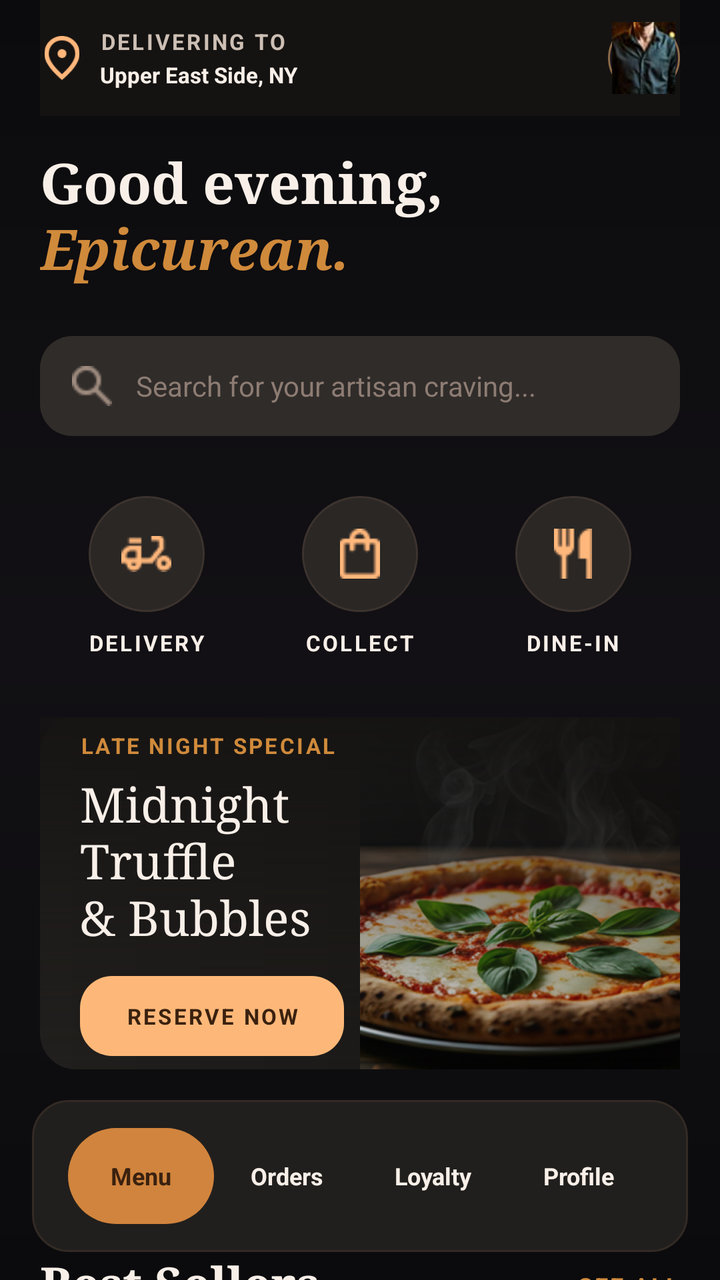
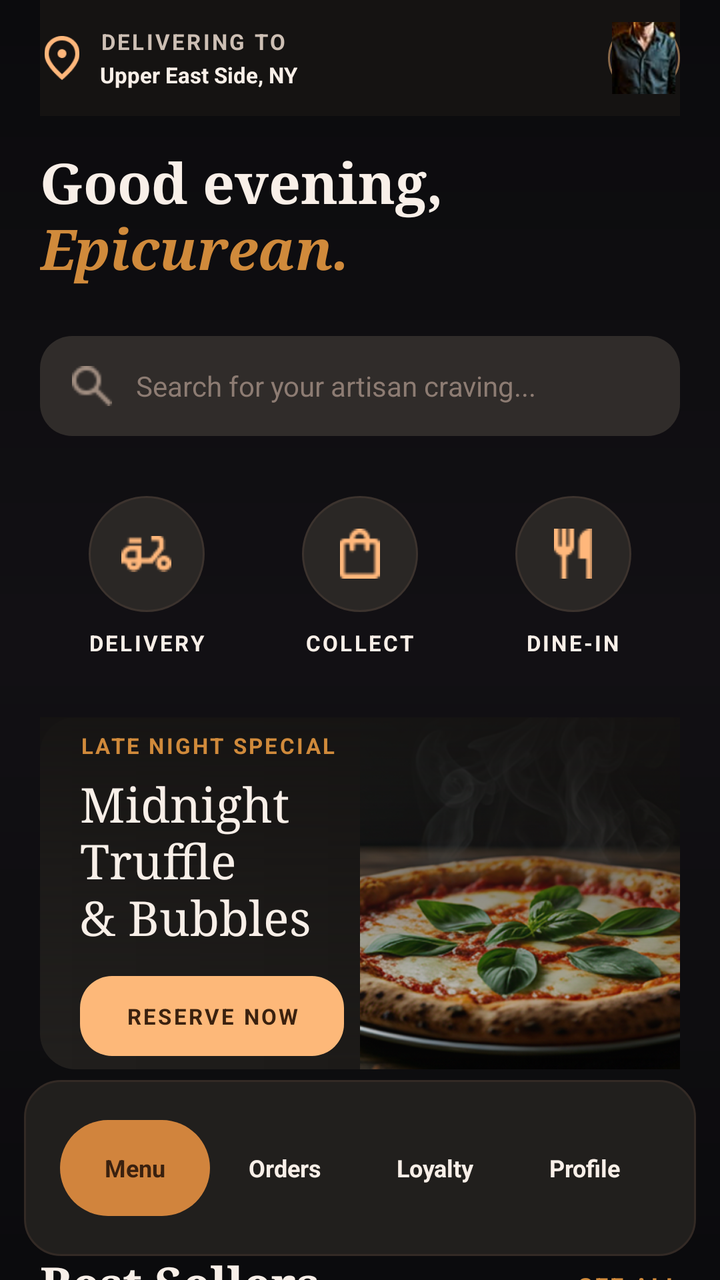

Screens rendered from an Android XML layout before and after an edit, with the pre-edit source and the edit as a unified diff.
<!-- AndroidManifest.xml: application theme Theme.PizzaTime -->
<!-- res/layout/fragment_customer_home.xml -->
<?xml version="1.0" encoding="utf-8"?>
<FrameLayout xmlns:android="http://schemas.android.com/apk/res/android"
    xmlns:tools="http://schemas.android.com/tools"
    android:id="@+id/customerHomeRoot"
    android:layout_width="match_parent"
    android:layout_height="match_parent"
    android:background="@drawable/bg_app_dark">

    <ScrollView
        android:id="@+id/homeScroll"
        android:layout_width="match_parent"
        android:layout_height="match_parent"
        android:clipToPadding="false"
        android:overScrollMode="never"
        android:paddingBottom="96dp"
        android:scrollbars="none">

        <LinearLayout
            android:id="@+id/homeContent"
            android:layout_width="match_parent"
            android:layout_height="wrap_content"
            android:orientation="vertical"
            android:paddingStart="20dp"
            android:paddingEnd="20dp"
            android:paddingBottom="16dp">

            <LinearLayout
                android:id="@+id/homeTopBar"
                android:layout_width="match_parent"
                android:layout_height="58dp"
                android:background="@drawable/bg_home_header"
                android:gravity="center_vertical"
                android:orientation="horizontal">

                <ImageView
                    android:id="@+id/imgHomeLocation"
                    android:layout_width="22dp"
                    android:layout_height="22dp"
                    android:contentDescription="@string/welcome_location_label"
                    android:src="@drawable/ic_location" />

                <LinearLayout
                    android:layout_width="0dp"
                    android:layout_height="wrap_content"
                    android:layout_marginStart="8dp"
                    android:layout_weight="1"
                    android:orientation="vertical">

                    <TextView
                        android:id="@+id/tvDeliveringTo"
                        android:layout_width="wrap_content"
                        android:layout_height="wrap_content"
                        android:letterSpacing="0.10"
                        android:text="@string/home_delivering_to"
                        android:textColor="@color/pt_text_secondary"
                        android:textSize="11sp"
                        android:textStyle="bold" />

                    <TextView
                        android:id="@+id/tvHomeLocation"
                        android:layout_width="wrap_content"
                        android:layout_height="wrap_content"
                        android:layout_marginTop="2dp"
                        android:text="@string/home_location"
                        android:textColor="@color/pt_text_primary"
                        android:textSize="11sp"
                        android:textStyle="bold" />

                </LinearLayout>

                <ImageView
                    android:id="@+id/btnHomeAvatar"
                    android:layout_width="36dp"
                    android:layout_height="36dp"
                    android:background="@drawable/bg_avatar_circle"
                    android:contentDescription="@string/home_avatar_content_description"
                    android:padding="2dp"
                    android:scaleType="centerCrop"
                    android:src="@drawable/bg_avatar" />

            </LinearLayout>

            <TextView
                android:id="@+id/tvGreetingOne"
                android:layout_width="match_parent"
                android:layout_height="wrap_content"
                android:layout_marginTop="18dp"
                android:fontFamily="serif"
                android:includeFontPadding="false"
                android:text="@string/home_greeting_line_1"
                android:textColor="@color/pt_text_primary"
                android:textSize="28sp"
                android:textStyle="bold" />

            <TextView
                android:id="@+id/tvGreetingTwo"
                android:layout_width="match_parent"
                android:layout_height="wrap_content"
                android:fontFamily="serif"
                android:includeFontPadding="false"
                android:text="@string/home_greeting_line_2"
                android:textColor="@color/pt_gold"
                android:textSize="28sp"
                android:textStyle="italic|bold" />

            <LinearLayout
                android:id="@+id/searchBar"
                android:layout_width="match_parent"
                android:layout_height="50dp"
                android:layout_marginTop="26dp"
                android:background="@drawable/bg_input_round_dark"
                android:gravity="center_vertical"
                android:orientation="horizontal"
                android:paddingStart="16dp"
                android:paddingEnd="16dp">

                <ImageView
                    android:layout_width="20dp"
                    android:layout_height="20dp"
                    android:contentDescription="@string/home_search_hint"
                    android:src="@drawable/ic_search" />

                <EditText
                    android:id="@+id/tvSearchHint"
                    android:layout_width="0dp"
                    android:layout_height="wrap_content"
                    android:layout_marginStart="12dp"
                    android:layout_weight="1"
                    android:background="@android:color/transparent"
                    android:hint="@string/home_search_hint"
                    android:imeOptions="actionSearch"
                    android:inputType="text"
                    android:singleLine="true"
                    android:textColor="@color/pt_text_primary"
                    android:textColorHint="@color/pt_text_muted"
                    android:textSize="14sp"
                    tools:ignore="Autofill" />

            </LinearLayout>

            <LinearLayout
                android:id="@+id/serviceRow"
                android:layout_width="match_parent"
                android:layout_height="wrap_content"
                android:layout_marginTop="30dp"
                android:baselineAligned="false" android:gravity="center"
                android:orientation="horizontal">

                <LinearLayout
                    android:layout_width="0dp"
                    android:layout_height="wrap_content"
                    android:layout_weight="1"
                    android:gravity="center"
                    android:orientation="vertical">

                    <FrameLayout
                        android:layout_width="58dp"
                        android:layout_height="58dp"
                        android:background="@drawable/bg_circle_dark_icon">

                        <ImageView
                            android:layout_width="25dp"
                            android:layout_height="25dp"
                            android:layout_gravity="center"
                            android:contentDescription="@string/home_service_delivery"
                            android:src="@drawable/ic_delivery" />

                    </FrameLayout>

                    <TextView
                        android:layout_width="wrap_content"
                        android:layout_height="wrap_content"
                        android:layout_marginTop="8dp"
                        android:letterSpacing="0.10"
                        android:text="@string/home_service_delivery"
                        android:textColor="@color/pt_text_primary"
                        android:textSize="11sp"
                        android:textStyle="bold" />

                </LinearLayout>

                <LinearLayout
                    android:layout_width="0dp"
                    android:layout_height="wrap_content"
                    android:layout_weight="1"
                    android:gravity="center"
                    android:orientation="vertical">

                    <FrameLayout
                        android:layout_width="58dp"
                        android:layout_height="58dp"
                        android:background="@drawable/bg_circle_dark_icon">

                        <ImageView
                            android:layout_width="25dp"
                            android:layout_height="25dp"
                            android:layout_gravity="center"
                            android:contentDescription="@string/home_service_collect"
                            android:src="@drawable/ic_collect" />

                    </FrameLayout>

                    <TextView
                        android:layout_width="wrap_content"
                        android:layout_height="wrap_content"
                        android:layout_marginTop="8dp"
                        android:letterSpacing="0.10"
                        android:text="@string/home_service_collect"
                        android:textColor="@color/pt_text_primary"
                        android:textSize="11sp"
                        android:textStyle="bold" />

                </LinearLayout>

                <LinearLayout
                    android:layout_width="0dp"
                    android:layout_height="wrap_content"
                    android:layout_weight="1"
                    android:gravity="center"
                    android:orientation="vertical">

                    <FrameLayout
                        android:layout_width="58dp"
                        android:layout_height="58dp"
                        android:background="@drawable/bg_circle_dark_icon">

                        <ImageView
                            android:layout_width="25dp"
                            android:layout_height="25dp"
                            android:layout_gravity="center"
                            android:contentDescription="@string/home_service_dine_in"
                            android:src="@drawable/ic_dine_in" />

                    </FrameLayout>

                    <TextView
                        android:layout_width="wrap_content"
                        android:layout_height="wrap_content"
                        android:layout_marginTop="8dp"
                        android:letterSpacing="0.10"
                        android:text="@string/home_service_dine_in"
                        android:textColor="@color/pt_text_primary"
                        android:textSize="11sp"
                        android:textStyle="bold" />

                </LinearLayout>

            </LinearLayout>

            <FrameLayout
                android:id="@+id/promoCard"
                android:layout_width="match_parent"
                android:layout_height="176dp"
                android:layout_marginTop="30dp"
                android:background="@drawable/bg_home_promo_card">

                <ImageView
                    android:id="@+id/imgPromoPizza"
                    android:layout_width="160dp"
                    android:layout_height="match_parent"
                    android:layout_gravity="end|center_vertical"
                    android:alpha="0.88"
                    android:contentDescription="@string/home_promo_title"
                    android:scaleType="centerCrop"
                    android:src="@drawable/img_welcome_hero" />

                <View
                    android:layout_width="match_parent"
                    android:layout_height="match_parent"
                    android:background="@drawable/bg_image_scrim_bottom" />

                <LinearLayout
                    android:layout_width="178dp"
                    android:layout_height="match_parent"
                    android:gravity="center_vertical"
                    android:orientation="vertical"
                    android:paddingStart="20dp"
                    android:paddingEnd="10dp">

                    <TextView
                        android:layout_width="wrap_content"
                        android:layout_height="wrap_content"
                        android:letterSpacing="0.10"
                        android:text="@string/home_promo_label"
                        android:textColor="@color/pt_gold"
                        android:textSize="11sp"
                        android:textStyle="bold" />

                    <TextView
                        android:id="@+id/tvPromoTitle"
                        android:layout_width="match_parent"
                        android:layout_height="wrap_content"
                        android:layout_marginTop="9dp"
                        android:fontFamily="serif"
                        android:includeFontPadding="false"
                        android:text="@string/home_promo_title"
                        android:textColor="@color/pt_text_primary"
                        android:textSize="24sp" />

                    <TextView
                        android:id="@+id/btnPromoAction"
                        android:layout_width="132dp"
                        android:layout_height="40dp"
                        android:layout_marginTop="14dp"
                        android:background="@drawable/bg_button_primary_light"
                        android:gravity="center"
                        android:letterSpacing="0.10"
                        android:text="@string/home_promo_button"
                        android:textColor="@color/pt_text_dark"
                        android:textSize="11sp"
                        android:textStyle="bold" />

                </LinearLayout>

            </FrameLayout>

            <HorizontalScrollView
                android:id="@+id/categoryScroll"
                android:layout_width="match_parent"
                android:layout_height="wrap_content"
                android:layout_marginTop="28dp"
                android:overScrollMode="never"
                android:scrollbars="none">

                <LinearLayout
                    android:id="@+id/categoryRow"
                    android:layout_width="wrap_content"
                    android:layout_height="wrap_content"
                    android:orientation="horizontal">

                    <TextView
                        android:id="@+id/chipAll"
                        android:layout_width="82dp"
                        android:layout_height="36dp"
                        android:background="@drawable/bg_chip_selected_gold"
                        android:gravity="center"
                        android:letterSpacing="0.10"
                        android:text="@string/home_category_all"
                        android:textColor="@color/pt_text_dark"
                        android:textSize="11sp"
                        android:textStyle="bold" />

                    <TextView
                        android:id="@+id/chipPizza"
                        android:layout_width="82dp"
                        android:layout_height="36dp"
                        android:layout_marginStart="12dp"
                        android:background="@drawable/bg_chip_unselected_dark"
                        android:gravity="center"
                        android:letterSpacing="0.10"
                        android:text="@string/home_category_pizza"
                        android:textColor="@color/pt_text_primary"
                        android:textSize="11sp"
                        android:textStyle="bold" />

                    <TextView
                        android:id="@+id/chipCombo"
                        android:layout_width="96dp"
                        android:layout_height="36dp"
                        android:layout_marginStart="12dp"
                        android:background="@drawable/bg_chip_unselected_dark"
                        android:gravity="center"
                        android:letterSpacing="0.10"
                        android:text="@string/home_category_combo"
                        android:textColor="@color/pt_text_primary"
                        android:textSize="11sp"
                        android:textStyle="bold" />

                    <TextView
                        android:id="@+id/chipDrinks"
                        android:layout_width="96dp"
                        android:layout_height="36dp"
                        android:layout_marginStart="12dp"
                        android:background="@drawable/bg_chip_unselected_dark"
                        android:gravity="center"
                        android:letterSpacing="0.10"
                        android:text="@string/home_category_drinks"
                        android:textColor="@color/pt_text_primary"
                        android:textSize="11sp"
                        android:textStyle="bold" />

                    <TextView
                        android:id="@+id/chipDessert"
                        android:layout_width="96dp"
                        android:layout_height="36dp"
                        android:layout_marginStart="12dp"
                        android:background="@drawable/bg_chip_unselected_dark"
                        android:gravity="center"
                        android:letterSpacing="0.10"
                        android:text="@string/home_category_dessert"
                        android:textColor="@color/pt_text_primary"
                        android:textSize="11sp"
                        android:textStyle="bold" />

                </LinearLayout>

            </HorizontalScrollView>

            <LinearLayout
                android:layout_width="match_parent"
                android:layout_height="wrap_content"
                android:layout_marginTop="30dp"
                android:gravity="center_vertical"
                android:orientation="horizontal">

                <TextView
                    android:layout_width="0dp"
                    android:layout_height="wrap_content"
                    android:layout_weight="1"
                    android:fontFamily="serif"
                    android:includeFontPadding="false"
                    android:text="@string/home_best_sellers"
                    android:textColor="@color/pt_text_primary"
                    android:textSize="24sp"
                    android:textStyle="bold" />

                <TextView
                    android:id="@+id/tvSeeAll"
                    android:layout_width="wrap_content"
                    android:layout_height="wrap_content"
                    android:letterSpacing="0.08"
                    android:text="@string/home_see_all"
                    android:textColor="@color/pt_gold"
                    android:textSize="12sp"
                    android:textStyle="bold" />

            </LinearLayout>

            <HorizontalScrollView
                android:id="@+id/bestSellerScroll"
                android:layout_width="match_parent"
                android:layout_height="wrap_content"
                android:layout_marginTop="14dp"
                android:clipToPadding="false"
                android:overScrollMode="never"
                android:scrollbars="none">

                <LinearLayout
                    android:id="@+id/bestSellerContainer"
                    android:layout_width="wrap_content"
                    android:layout_height="wrap_content"
                    android:orientation="horizontal" />

            </HorizontalScrollView>

            <LinearLayout
                android:layout_width="match_parent"
                android:layout_height="wrap_content"
                android:layout_marginTop="30dp"
                android:gravity="center_vertical"
                android:orientation="horizontal">

                <TextView
                    android:layout_width="0dp"
                    android:layout_height="wrap_content"
                    android:layout_weight="1"
                    android:fontFamily="serif"
                    android:includeFontPadding="false"
                    android:text="@string/home_chef_selection"
                    android:textColor="@color/pt_text_primary"
                    android:textSize="24sp"
                    android:textStyle="bold" />

                <TextView
                    android:layout_width="wrap_content"
                    android:layout_height="wrap_content"
                    android:letterSpacing="0.08"
                    android:text="@string/home_see_all"
                    android:textColor="@color/pt_gold"
                    android:textSize="12sp"
                    android:textStyle="bold" />

            </LinearLayout>

            <HorizontalScrollView
                android:id="@+id/chefSelectionScroll"
                android:layout_width="match_parent"
                android:layout_height="wrap_content"
                android:layout_marginTop="14dp"
                android:clipToPadding="false"
                android:overScrollMode="never"
                android:scrollbars="none">

                <LinearLayout
                    android:id="@+id/chefSelectionContainer"
                    android:layout_width="wrap_content"
                    android:layout_height="wrap_content"
                    android:orientation="horizontal" />

            </HorizontalScrollView>

            <View
                android:layout_width="match_parent"
                android:layout_height="72dp" />

        </LinearLayout>


    </ScrollView>

    <include
        android:id="@+id/bottomNav"
        layout="@layout/layout_customer_bottom_nav"
        android:layout_width="match_parent"
        android:layout_height="76dp"
        android:layout_gravity="bottom"
        android:layout_marginStart="16dp"
        android:layout_marginEnd="16dp"
        android:layout_marginBottom="14dp" />

</FrameLayout>
<!-- res/layout/layout_customer_bottom_nav.xml (included above) -->
<?xml version="1.0" encoding="utf-8"?>
<LinearLayout xmlns:android="http://schemas.android.com/apk/res/android"
    android:id="@+id/bottomNavRoot"
    android:layout_width="match_parent"
    android:layout_height="88dp"
    android:background="@drawable/bg_bottom_nav"
    android:gravity="center"
    android:orientation="horizontal"
    android:paddingStart="18dp"
    android:paddingEnd="18dp">

    <TextView
        android:id="@+id/navMenu"
        android:layout_width="0dp"
        android:layout_height="48dp"
        android:layout_weight="1"
        android:background="@drawable/bg_bottom_nav_item_selected"
        android:clickable="true"
        android:focusable="true"
        android:foreground="?attr/selectableItemBackground"
        android:gravity="center"
        android:text="@string/home_nav_menu"
        android:textColor="@color/pt_text_dark"
        android:textSize="12sp"
        android:textStyle="bold" />

    <TextView
        android:id="@+id/navOrders"
        android:layout_width="0dp"
        android:layout_height="48dp"
        android:layout_weight="1"
        android:clickable="true"
        android:focusable="true"
        android:foreground="?attr/selectableItemBackground"
        android:gravity="center"
        android:text="@string/home_nav_orders"
        android:textColor="@color/pt_text_primary"
        android:textSize="12sp"
        android:textStyle="bold" />

    <TextView
        android:id="@+id/navLoyalty"
        android:layout_width="0dp"
        android:layout_height="48dp"
        android:layout_weight="1"
        android:clickable="true"
        android:focusable="true"
        android:foreground="?attr/selectableItemBackground"
        android:gravity="center"
        android:text="@string/home_nav_loyalty"
        android:textColor="@color/pt_text_primary"
        android:textSize="12sp"
        android:textStyle="bold" />

    <TextView
        android:id="@+id/navProfile"
        android:layout_width="0dp"
        android:layout_height="48dp"
        android:layout_weight="1"
        android:clickable="true"
        android:focusable="true"
        android:foreground="?attr/selectableItemBackground"
        android:gravity="center"
        android:text="@string/home_nav_profile"
        android:textColor="@color/pt_text_primary"
        android:textSize="12sp"
        android:textStyle="bold" />

</LinearLayout>
<!-- resources referenced by this layout -->
<resources>
  <color name="pt_gold">#D08A3B</color>
  <color name="pt_text_dark">#3A210F</color>
  <color name="pt_text_muted">#8D7C73</color>
  <color name="pt_text_primary">#F8EFE8</color>
  <color name="pt_text_secondary">#CDBFB4</color>
  <!-- drawable bg_bottom_nav (drawable) -->
  ﻿<shape xmlns:android="http://schemas.android.com/apk/res/android">
      <corners android:radius="18dp" />
      <solid android:color="#211F1D" />
      <stroke
          android:width="1dp"
          android:color="#332A25" />
  </shape>
  <!-- drawable bg_bottom_nav_item_selected (drawable) -->
  ﻿<shape xmlns:android="http://schemas.android.com/apk/res/android">
      <corners android:radius="999dp" />
      <solid android:color="#D1843D" />
  </shape>
  <!-- drawable bg_button_primary_light (drawable) -->
  ﻿<shape xmlns:android="http://schemas.android.com/apk/res/android">
      <corners android:radius="16dp" />
      <solid android:color="#FDB879" />
  </shape>
  <!-- drawable bg_chip_selected_gold (drawable) -->
  ﻿<shape xmlns:android="http://schemas.android.com/apk/res/android">
      <corners android:radius="999dp" />
      <solid android:color="#D1843D" />
  </shape>
  <!-- drawable bg_chip_unselected_dark (drawable) -->
  ﻿<shape xmlns:android="http://schemas.android.com/apk/res/android">
      <corners android:radius="999dp" />
      <solid android:color="#211F1D" />
      <stroke
          android:width="1dp"
          android:color="#332A25" />
  </shape>
  <!-- drawable bg_circle_dark_icon (drawable) -->
  ﻿<shape xmlns:android="http://schemas.android.com/apk/res/android"
      android:shape="oval">
      <solid android:color="#2A2725" />
      <stroke
          android:width="1dp"
          android:color="#3C332E" />
  </shape>
  <!-- drawable bg_home_header (drawable) -->
  ﻿<shape xmlns:android="http://schemas.android.com/apk/res/android">
      <solid android:color="#151312" />
  </shape>
  <!-- drawable bg_input_round_dark (drawable) -->
  ﻿<shape xmlns:android="http://schemas.android.com/apk/res/android">
      <corners android:radius="16dp" />
      <solid android:color="#302C2A" />
  </shape>
  <string name="home_avatar_content_description">Customer avatar</string>
  <string name="home_best_sellers">Best Sellers</string>
  <string name="home_category_all">ALL</string>
  <string name="home_category_combo">COMBO</string>
  <string name="home_category_dessert">DESSERT</string>
  <string name="home_category_drinks">DRINKS</string>
  <string name="home_category_pizza">PIZZA</string>
  <string name="home_chef_selection">Chef\'s Selection</string>
  <string name="home_delivering_to">DELIVERING TO</string>
  <string name="home_greeting_line_1">Good evening,</string>
  <string name="home_greeting_line_2">Epicurean.</string>
  <string name="home_location">Upper East Side, NY</string>
  <string name="home_nav_loyalty">Loyalty</string>
  <string name="home_nav_menu">Menu</string>
  <string name="home_nav_orders">Orders</string>
  <string name="home_nav_profile">Profile</string>
  <string name="home_promo_button">RESERVE NOW</string>
  <string name="home_promo_label">LATE NIGHT SPECIAL</string>
  <string name="home_promo_title">Midnight Truffle\n&amp; Bubbles</string>
  <string name="home_search_hint">Search for your artisan craving...</string>
  <string name="home_see_all">SEE ALL</string>
  <string name="home_service_collect">COLLECT</string>
  <string name="home_service_delivery">DELIVERY</string>
  <string name="home_service_dine_in">DINE-IN</string>
  <string name="welcome_location_label">Location</string>
  <color name="pt_black">#0B0B0D</color>
  <color name="pt_dark">#121014</color>
  <color name="pt_dark_2">#1A171D</color>
  <color name="pt_stroke_gold">#8B6A4A</color>
  <color name="white">#FFFFFFFF</color>
  <color name="black">#FF000000</color>
  <!-- unchanged entries left out for length: 12 -->
</resources>

<!-- the commit's change to res/layout/fragment_customer_home.xml (unified diff, before → after) -->
@@ -461,15 +461,6 @@
                     android:textSize="24sp"
                     android:textStyle="bold" />
 
-                <TextView
-                    android:layout_width="wrap_content"
-                    android:layout_height="wrap_content"
-                    android:letterSpacing="0.08"
-                    android:text="@string/home_see_all"
-                    android:textColor="@color/pt_gold"
-                    android:textSize="12sp"
-                    android:textStyle="bold" />
-
             </LinearLayout>
 
             <HorizontalScrollView
@@ -502,11 +493,11 @@
         android:id="@+id/bottomNav"
         layout="@layout/layout_customer_bottom_nav"
         android:layout_width="match_parent"
-        android:layout_height="76dp"
+        android:layout_height="88dp"
         android:layout_gravity="bottom"
-        android:layout_marginStart="16dp"
-        android:layout_marginEnd="16dp"
-        android:layout_marginBottom="14dp" />
+        android:layout_marginStart="12dp"
+        android:layout_marginEnd="12dp"
+        android:layout_marginBottom="12dp" />
 
 </FrameLayout>
 <!-- res/layout/layout_customer_bottom_nav.xml (included above) -->
